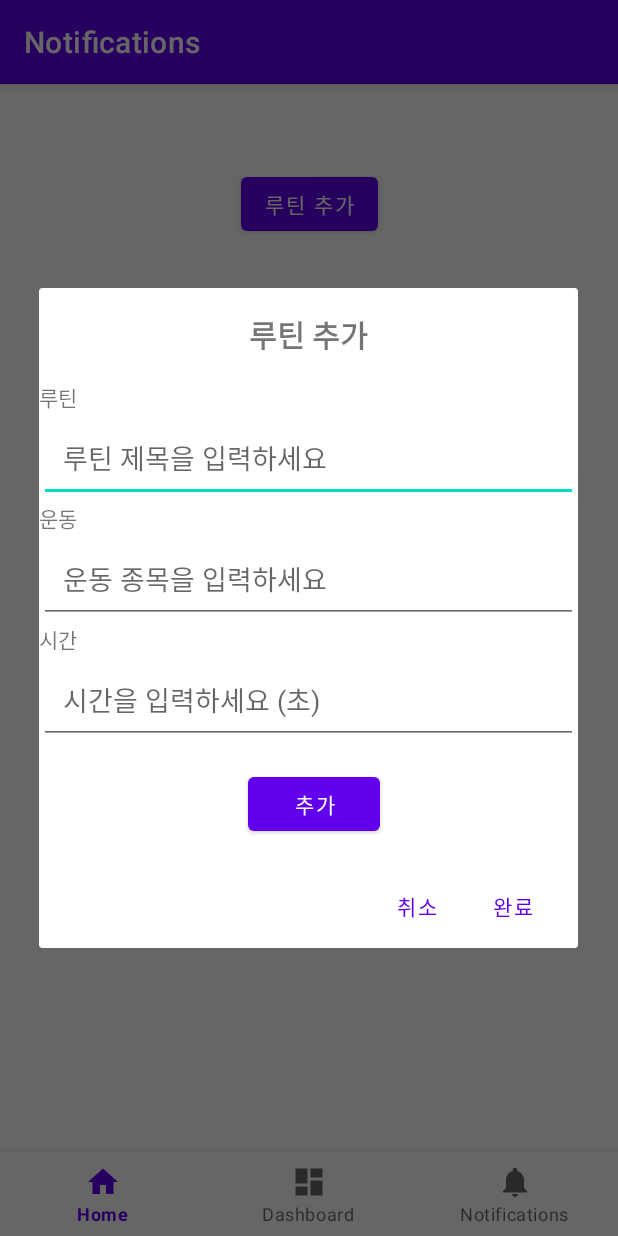
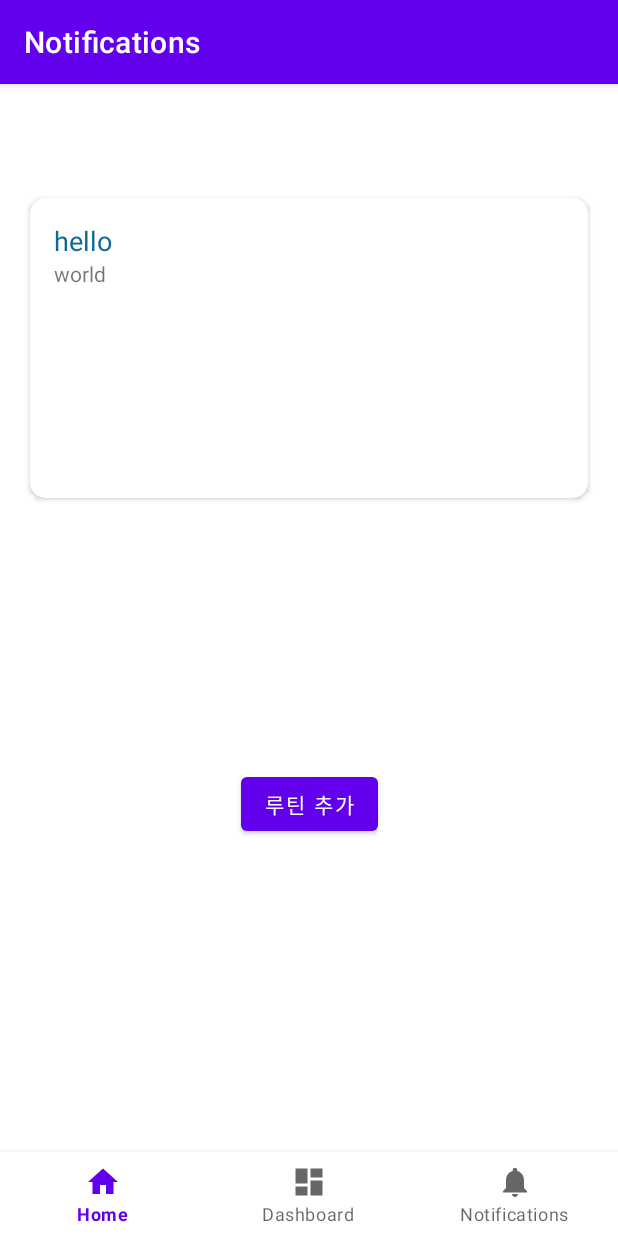
Before and after one commit to SeongrokKim/2023S_MadCampWeek1, an Android app: the NotificationsFragment screen opened through its navigation route, after a tap on "루틴 추가", on a phone screen of 412 x 824 dp. Run offline under Robolectric (Android 15) with nearby library versions, the phone set to English and light mode, and no system bars; our stand-ins replace navigation-ui.

Commit message:
add card view

```diff
--- a/app/src/main/java/com/example/madcampweek1/ui/notifications/NotificationsFragment.java
+++ b/app/src/main/java/com/example/madcampweek1/ui/notifications/NotificationsFragment.java
@@ -28,7 +28,6 @@ public class NotificationsFragment extends Fragment {
 
     private FragmentNotificationsBinding binding;
     private RecyclerView recyclerViewRoutines;
-    private RecyclerView recyclerViewExercises;
     private ArrayList<CardItem> cardItemArrayList;
     private Button btnAddRoutine;
     private Button buttonAdd;
@@ -41,7 +40,6 @@ public class NotificationsFragment extends Fragment {
 
         btnAddRoutine = root.findViewById(R.id.btnAddRoutine);
         recyclerViewRoutines = root.findViewById(R.id.recyclerViewRoutines);
-        recyclerViewExercises = root.findViewById(R.id.recyclerViewExercises);
         cardItemArrayList = new ArrayList<>();
 
 
@@ -50,56 +48,14 @@ public class NotificationsFragment extends Fragment {
         binding.btnAddRoutine.setOnClickListener(new View.OnClickListener() {
             @Override
             public void onClick(View v) {
-                AlertDialog.Builder builder = new AlertDialog.Builder(requireContext());
-                LayoutInflater inflater = requireActivity().getLayoutInflater();
-                View dialogView = inflater.inflate(R.layout.dialog_add_routine, null);
+                recyclerViewRoutines.setLayoutManager(new LinearLayoutManager(getActivity(), LinearLayoutManager.VERTICAL, false));
+                adapter = new MyAdapter(cardItemArrayList);
+                recyclerViewRoutines.setAdapter(adapter);
 
 
+                cardItemArrayList.add(new CardItem("hello", "world"));
+                adapter.notifyDataSetChanged();
 
-                builder.setView(dialogView)
-                        .setPositiveButton("완료", new DialogInterface.OnClickListener() {
-                            @Override
-                            public void onClick(DialogInterface dialog, int which) {
-                                // 완료 버튼을 클릭했을 때 처리할 코드 추가
-                                EditText editTextTitle = dialogView.findViewById(R.id.editTextTitle);
-                                EditText editTextExercise = dialogView.findViewById(R.id.editTextExercise);
-                                EditText editTextTime = dialogView.findViewById(R.id.editTextTime);
-
-                                String title = editTextTitle.getText().toString();
-                                String exercise = editTextExercise.getText().toString();
-                                int time = Integer.parseInt(editTextTime.getText().toString());
-
-                                // 루틴 추가 작업을 수행할 코드 추가
-
-                                dialog.dismiss(); // 다이얼로그 닫기
-                            }
-                        })
-                        .setNegativeButton("취소", new DialogInterface.OnClickListener() {
-                            @Override
-                            public void onClick(DialogInterface dialog, int which) {
-                                dialog.dismiss(); // 다이얼로그 닫기
-                            }
-                        });
-                AlertDialog dialog = builder.create();
-                dialog.show();
-
-                buttonAdd = dialogView.findViewById(R.id.buttonAdd);
-                buttonAdd.setOnClickListener(new View.OnClickListener() {
-                    @Override
-                    public void onClick(View v) {
-
-                        recyclerViewExercises.setLayoutManager(new LinearLayoutManager(getActivity(), LinearLayoutManager.HORIZONTAL, false));
-                        adapter = new MyAdapter(cardItemArrayList);
-                        recyclerViewExercises.setAdapter(adapter);
-
-                        EditText exercise = dialogView.findViewById(R.id.editTextExercise);
-                        EditText time = dialogView.findViewById(R.id.editTextTime);
-
-                        cardItemArrayList.add(new CardItem(exercise.getText().toString(), time.getText().toString()));
-                        adapter.notifyDataSetChanged();
-
-                    }
-                });
             }
         });
 
--- a/app/src/main/res/layout/fragment_notifications.xml
+++ b/app/src/main/res/layout/fragment_notifications.xml
@@ -12,6 +12,20 @@
         android:layout_height="match_parent"
         tools:context=".ui.home.HomeFragment">
 
+        <androidx.recyclerview.widget.RecyclerView
+            android:id="@+id/recyclerViewRoutines"
+            android:layout_width="match_parent"
+            android:layout_height="400dp"
+            app:layout_constraintVertical_weight="9"
+            app:layout_constraintLeft_toLeftOf="parent"
+            app:layout_constraintRight_toRightOf="parent"
+            app:layout_constraintBottom_toTopOf="@id/btnAddRoutine"
+            android:scrollbarFadeDuration="0"
+            android:scrollbarSize="5dp"
+            android:scrollbarThumbVertical="@android:color/darker_gray"
+            android:scrollbars="vertical"
+            />
+
         <Button
             android:id="@+id/btnAddRoutine"
             android:layout_width="wrap_content"
@@ -20,22 +34,7 @@
             app:layout_constraintVertical_weight="1"
             app:layout_constraintLeft_toLeftOf="parent"
             app:layout_constraintRight_toRightOf="parent"
-            app:layout_constraintBottom_toTopOf="@id/recyclerViewRoutines" />
-
-        <androidx.recyclerview.widget.RecyclerView
-            android:id="@+id/recyclerViewRoutines"
-            android:layout_width="match_parent"
-            android:layout_height="400dp"
-            app:layout_constraintVertical_weight="9"
-            app:layout_constraintLeft_toLeftOf="parent"
-            app:layout_constraintRight_toRightOf="parent"
-            app:layout_constraintTop_toBottomOf="@id/btnAddRoutine"
-            android:scrollbarFadeDuration="0"
-            android:scrollbarSize="5dp"
-            android:scrollbarThumbVertical="@android:color/darker_gray"
-            android:scrollbars="vertical"
-            />
-
+            app:layout_constraintTop_toBottomOf="@id/recyclerViewRoutines" />
 
 
     </androidx.constraintlayout.widget.ConstraintLayout>
```
